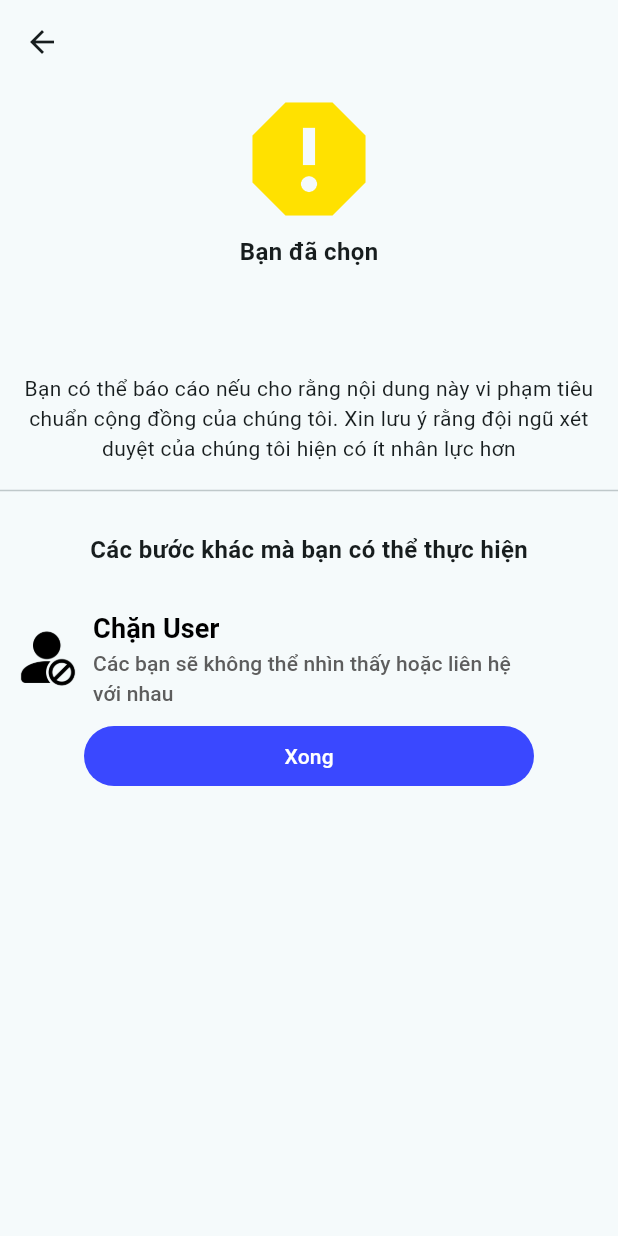
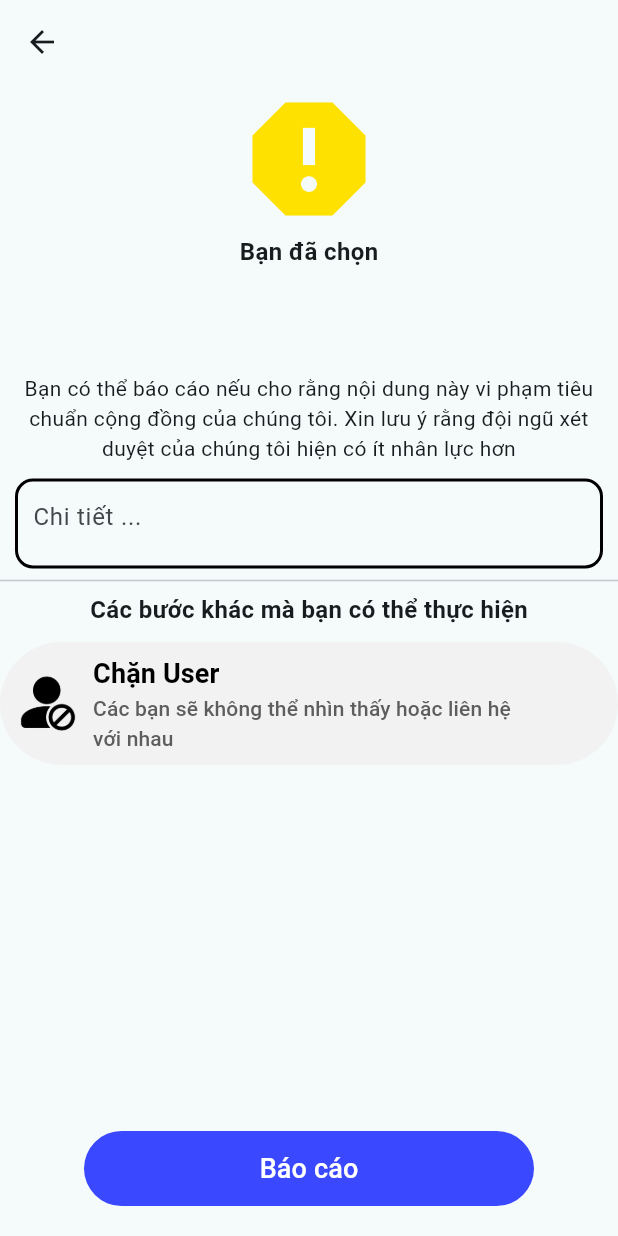
Before and after one commit to henrynguyen13/it4788, a Flutter app: the ComleteReportPage screen opened directly with empty values, on a phone screen of 412 x 824 dp. Run offline on Flutter 3.47's test engine with Material 3 defaults, Android fonts, the phone set to English and light mode, and no system bars; our stand-ins replace dio, email_validator, expandable_text, flutter_animate, flutter_secure_storage, font_awesome_flutter and 1 more; accounts and stored records are empty.

Commit message:
report post

```diff
--- a/lib/competeReport.dart
+++ b/lib/competeReport.dart
@@ -1,19 +1,24 @@
+import 'package:dio/dio.dart';
 import 'package:flutter/material.dart';
+import 'package:it4788/service/post_sevice.dart';
 
 import 'report.dart';
 
 class ComleteReportPage extends StatefulWidget {
   final List<String> selectedContents;
-  const ComleteReportPage({super.key, required this.selectedContents});
-
+  ComleteReportPage(
+      {super.key, required this.selectedContents, required this.postID});
+  int postID;
   @override
   State<ComleteReportPage> createState() => _ComleteReportPageState();
 }
 
 class _ComleteReportPageState extends State<ComleteReportPage> {
+  final TextEditingController detailsController = TextEditingController();
   @override
   Widget build(BuildContext context) {
     return Scaffold(
+        resizeToAvoidBottomInset: false,
         appBar: AppBar(),
         body: Column(
           crossAxisAlignment: CrossAxisAlignment.center,
@@ -49,10 +54,24 @@ class _ComleteReportPageState extends State<ComleteReportPage> {
                 textAlign: TextAlign.center,
               ),
             ),
+            Container(
+              width: MediaQuery.of(context).size.width - 20,
+              height: 60,
+              decoration: BoxDecoration(
+                  border: Border.all(color: Colors.black, width: 2),
+                  borderRadius: const BorderRadius.all(Radius.circular(12))),
+              child: Padding(
+                padding: const EdgeInsets.fromLTRB(10, 0, 0, 0),
+                child: TextFormField(
+                  decoration: const InputDecoration(
+                    hintText: "Chi tiết ...",
+                    border: InputBorder.none,
+                  ),
+                  controller: detailsController,
+                ),
+              ),
+            ),
             const Divider(),
-            const SizedBox(
-              height: 20,
-            ),
             const Text(
               "Các bước khác mà bạn có thể thực hiện",
               style: TextStyle(
@@ -61,10 +80,13 @@ class _ComleteReportPageState extends State<ComleteReportPage> {
               ),
             ),
             const SizedBox(
-              height: 20,
+              height: 10,
             ),
             TextButton(
               onPressed: () {},
+              style: const ButtonStyle(
+                  backgroundColor: MaterialStatePropertyAll<Color>(
+                      Color.fromARGB(255, 242, 242, 242))),
               child: const Row(
                 children: [
                   Image(
@@ -103,19 +125,31 @@ class _ComleteReportPageState extends State<ComleteReportPage> {
                 ],
               ),
             ),
+            const Expanded(child: Row()),
             SizedBox(
               width: 300,
+              height: 50,
               child: FilledButton(
-                onPressed: () {},
+                onPressed: () {
+                  String subject = "";
+                  for (var i = 0; i < widget.selectedContents.length; i++) {
+                    subject += "${widget.selectedContents[i]} ";
+                  }
+                  PostSevice().reportPost(
+                      widget.postID, subject, detailsController.text);
+                },
                 style: const ButtonStyle(
                     backgroundColor: MaterialStatePropertyAll<Color>(
                         Color.fromARGB(255, 58, 72, 255))),
                 child: const Text(
-                  "Xong",
-                  style: TextStyle(color: Colors.white),
+                  "Báo cáo",
+                  style: TextStyle(color: Colors.white, fontSize: 18),
                 ),
               ),
             ),
+            const SizedBox(
+              height: 20,
+            )
           ],
         ));
   }
```
Also changed, not shown: lib/main.dart (+4 -4 lines), lib/report.dart (+12 -4 lines), lib/service/post_sevice.dart (+23 -0 lines), lib/widgets/post_widget.dart (+10 -6 lines).
